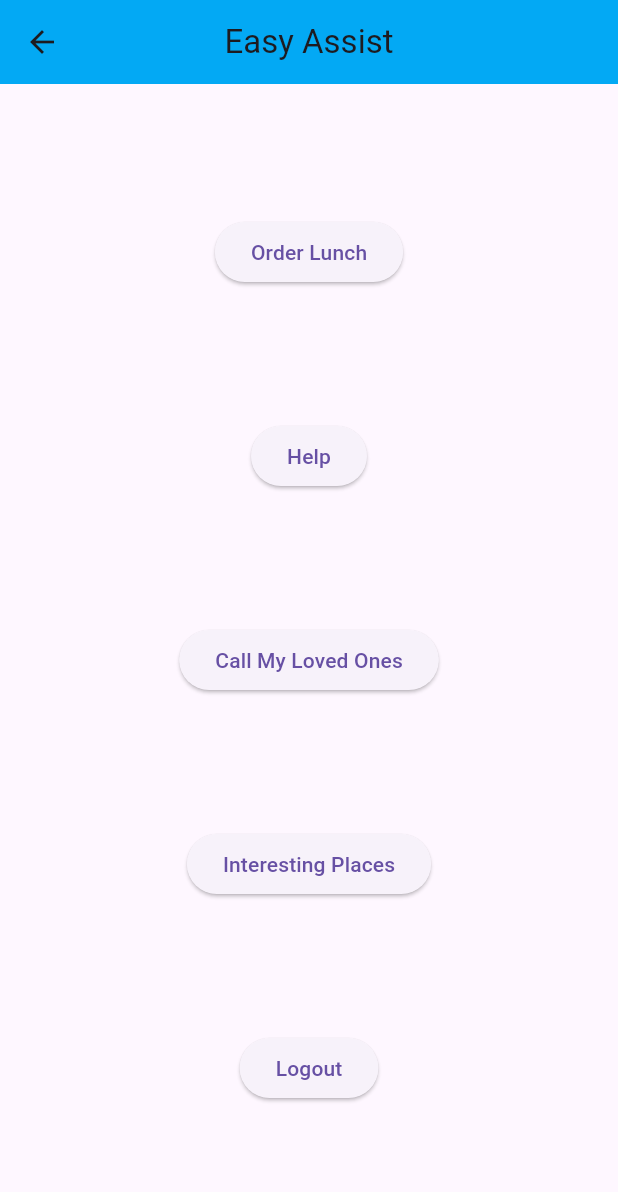
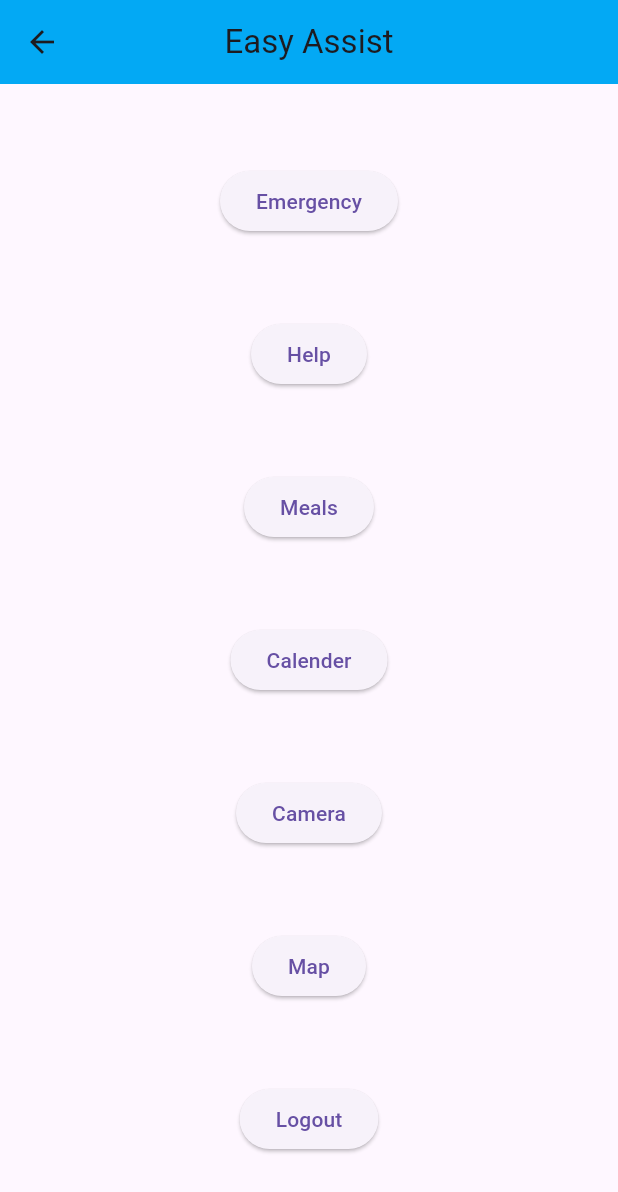
Before and after one commit to jjohn149/mobdev_project_jonathan_917541696, a Flutter app: the Home screen opened directly, on a phone screen of 412 x 824 dp. Shown: the top 1192 px of the screen. Run offline on Flutter 3.47's test engine with Material 3 defaults, Android fonts, the phone set to English and light mode, and no system bars; our stand-ins replace firebase_core; accounts and stored records are empty.

Commit message:
Addition of selection options

```diff
--- a/lib/home.dart
+++ b/lib/home.dart
@@ -18,7 +18,7 @@ class Home extends StatelessWidget {
           children: [
             ElevatedButton(
               onPressed: () {},
-              child: const Text("Order Lunch"),
+              child: const Text("Emergency"),
             ),
             ElevatedButton(
               onPressed: () {},
@@ -26,11 +26,19 @@ class Home extends StatelessWidget {
             ),
             ElevatedButton(
               onPressed: () {},
-              child: const Text("Call My Loved Ones"),
+              child: const Text("Meals"),
             ),
             ElevatedButton(
               onPressed: () {},
-              child: const Text("Interesting Places"),
+              child: const Text("Calender"),
+            ),
+            ElevatedButton(
+              onPressed: () {},
+              child: const Text("Camera"),
+            ),
+            ElevatedButton(
+              onPressed: () {},
+              child: const Text("Map"),
             ),
             ElevatedButton(
               onPressed: () {
```
